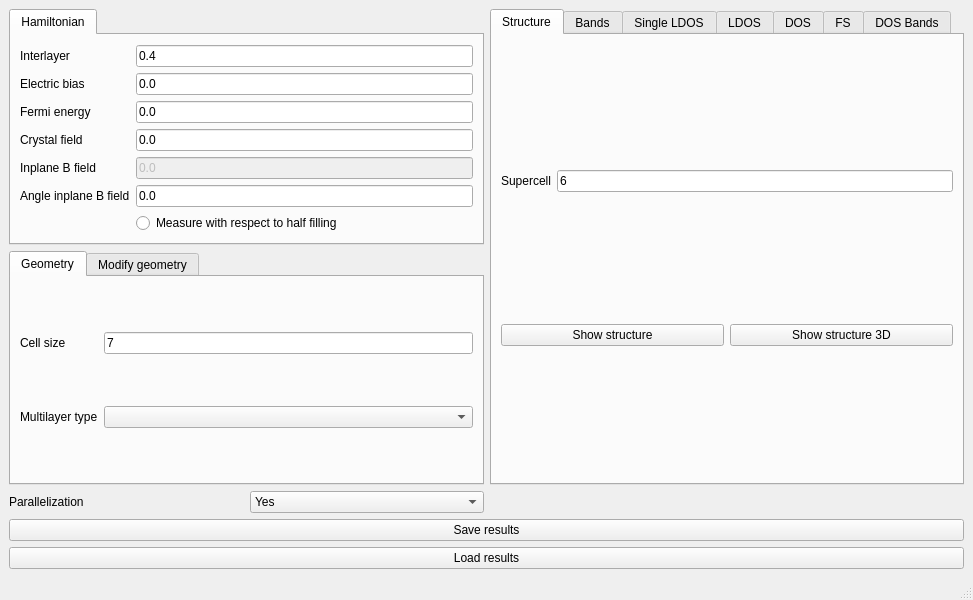
Before: the Qt Designer form interface-pyqt/tbg/interface.ui in joselado/quantum-lattice, drawn with Qt 5.
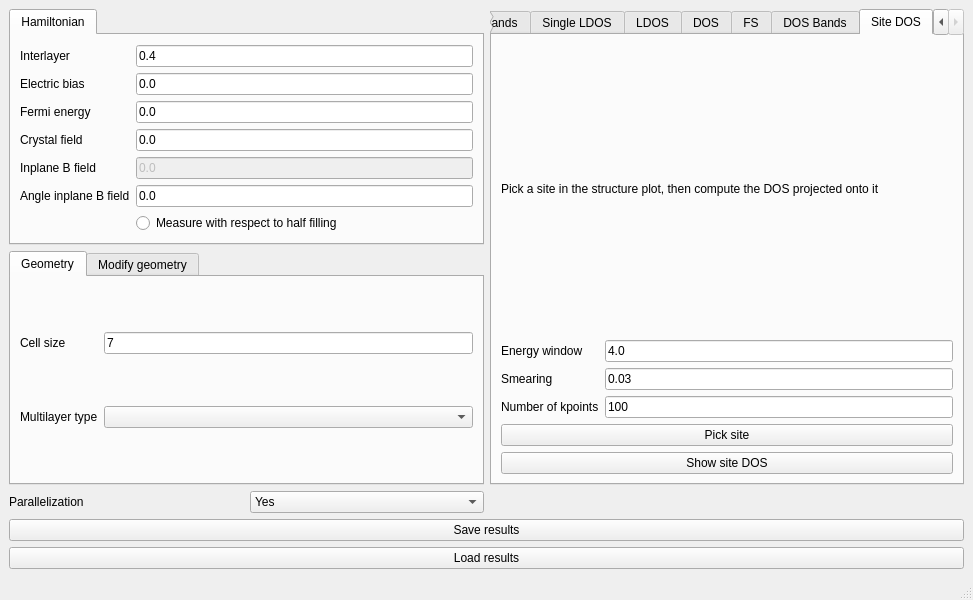
After: the same form once the commit is applied. The open tabs and pages were chosen to show the change. Custom widgets are drawn as their Qt base class.

Commit message: Add a "Site DOS" feature: pick a site, plot the DOS projected onto it

Patch:
```diff
--- a/interface-pyqt/tbg/interface.ui
+++ b/interface-pyqt/tbg/interface.ui
@@ -705,6 +705,86 @@
         </item>
        </layout>
       </widget>
+      <widget class="QWidget" name="tab_site_dos">
+       <attribute name="title">
+        <string>Site DOS</string>
+       </attribute>
+       <layout class="QVBoxLayout" name="verticalLayout_site_dos">
+        <item>
+         <widget class="BodyLabel" name="label_site_dos_info">
+          <property name="text">
+           <string>Pick a site in the structure plot, then compute the DOS projected onto it</string>
+          </property>
+          <property name="wordWrap">
+           <bool>true</bool>
+          </property>
+         </widget>
+        </item>
+        <item>
+         <layout class="QGridLayout" name="gridLayout_site_dos">
+          <item row="0" column="0">
+           <widget class="BodyLabel" name="label_site_dos_ewindow">
+            <property name="text">
+             <string>Energy window</string>
+            </property>
+           </widget>
+          </item>
+          <item row="0" column="1">
+           <widget class="LineEdit" name="site_dos_ewindow">
+            <property name="text">
+             <string>4.0</string>
+            </property>
+           </widget>
+          </item>
+          <item row="1" column="0">
+           <widget class="BodyLabel" name="label_site_dos_delta">
+            <property name="text">
+             <string>Smearing</string>
+            </property>
+           </widget>
+          </item>
+          <item row="1" column="1">
+           <widget class="LineEdit" name="site_dos_delta">
+            <property name="text">
+             <string>0.03</string>
+            </property>
+           </widget>
+          </item>
+          <item row="2" column="0">
+           <widget class="BodyLabel" name="label_site_dos_nk">
+            <property name="text">
+             <string>Number of kpoints</string>
+            </property>
+           </widget>
+          </item>
+          <item row="2" column="1">
+           <widget class="LineEdit" name="site_dos_nk">
+            <property name="text">
+             <string>100</string>
+            </property>
+           </widget>
+          </item>
+         </layout>
+        </item>
+        <item>
+         <widget class="PushButton" name="select_site_dos">
+          <property name="toolTip">
+           <string>Click a site in the structure plot to select it</string>
+          </property>
+          <property name="text">
+           <string>Pick site</string>
+          </property>
+         </widget>
+        </item>
+        <item>
+         <widget class="PushButton" name="show_site_dos">
+          <property name="text">
+           <string>Show site DOS</string>
+          </property>
+         </widget>
+        </item>
+       </layout>
+      </widget>
      </widget>
     </item>
     <item row="1" column="0">
```
Left out of the diff: 10 changed lines with no effect on the pictures. Lines whose indentation alone changed are shown as unchanged. The commit also changes 30 other files.
